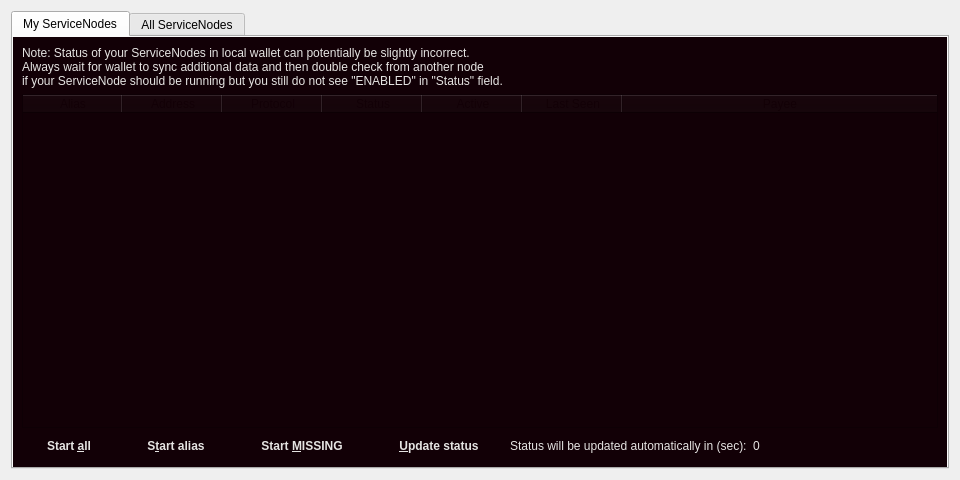
The window that src/qt/forms/servicenodelist.ui (Zero-Dynamics/cash-core) describes before a commit, drawn with Qt 5.
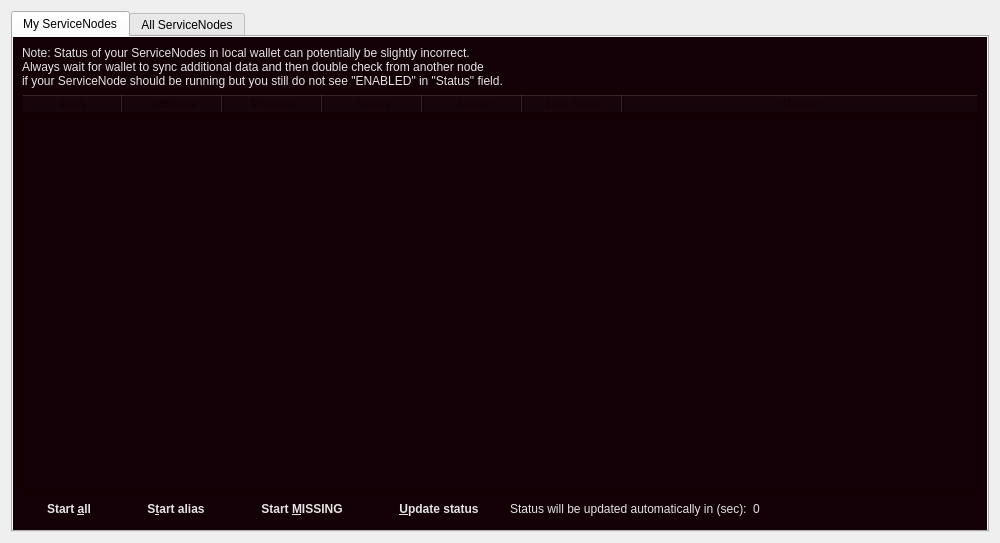
The same window after the commit. Icons and pictures are not drawn.

```diff
--- a/src/qt/forms/servicenodelist.ui
+++ b/src/qt/forms/servicenodelist.ui
@@ -6,8 +6,8 @@
    <rect>
     <x>0</x>
     <y>0</y>
-    <width>960</width>
-    <height>480</height>
+    <width>1000</width>
+    <height>543</height>
    </rect>
   </property>
   <property name="windowTitle">
```
